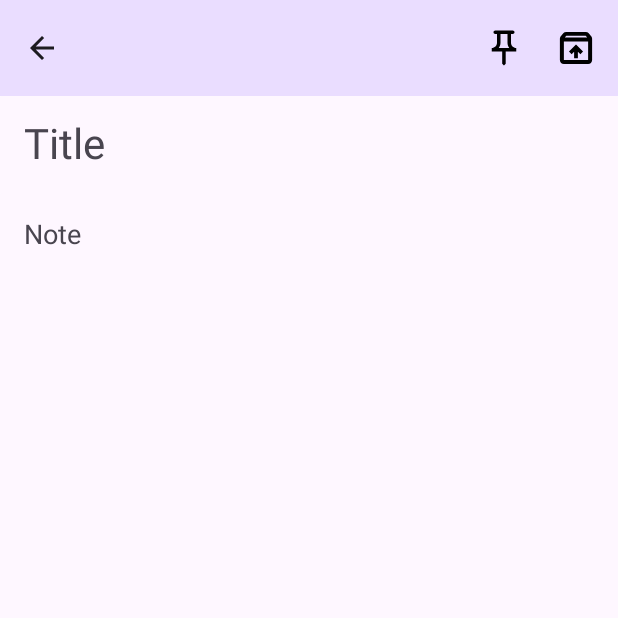
After one commit to Mushfiq1060/VoiceNote, an Android app built with Jetpack Compose: the composable NoteEdit shown on its own in the app's theme, on a phone screen of 412 x 824 dp, the top half of it. The commit adds this screen. Run offline under Robolectric (Android 15) with nearby library versions, the light colour scheme and no system bars; our stand-ins replace Dagger/Hilt's generated code.

Commit message:
design note edit screen

```diff
--- a/app/src/main/AndroidManifest.xml
+++ b/app/src/main/AndroidManifest.xml
@@ -20,6 +20,7 @@
             android:name=".MainActivity"
             android:exported="true"
             android:label="@string/app_name"
+            android:windowSoftInputMode="adjustResize"
             android:theme="@style/Theme.VoiceNote">
             <intent-filter>
                 <action android:name="android.intent.action.MAIN" />
--- a/app/src/main/java/com/openai/voicenote/ui/navigation/AppNavHost.kt
+++ b/app/src/main/java/com/openai/voicenote/ui/navigation/AppNavHost.kt
@@ -5,6 +5,7 @@ import androidx.navigation.NavHostController
 import androidx.navigation.compose.NavHost
 import androidx.navigation.compose.composable
 import com.openai.voicenote.ui.screens.homeScreen.Home
+import com.openai.voicenote.ui.screens.noteEditScreen.NoteEdit
 import com.openai.voicenote.ui.screens.voiceRecordScreen.VoiceRecord
 
 @Composable
@@ -22,5 +23,8 @@ fun AppNavHost(
         composable(NavigationItem.VoiceRecord.route) {
             VoiceRecord(navHostController = navHostController)
         }
+        composable(NavigationItem.NoteEdit.route) {
+            NoteEdit(navHostController = navHostController)
+        }
     }
 }
--- a/app/src/main/java/com/openai/voicenote/ui/navigation/AppNavigation.kt
+++ b/app/src/main/java/com/openai/voicenote/ui/navigation/AppNavigation.kt
@@ -2,13 +2,16 @@ package com.openai.voicenote.ui.navigation
 
 enum class Screen {
     HOME,
-    VOICE_RECORD
+    VOICE_RECORD,
+    NOTE_EDIT
 }
 
 sealed class NavigationItem(val route: String) {
 
     object Home : NavigationItem(Screen.HOME.name)
 
-    object VoiceRecord: NavigationItem(Screen.VOICE_RECORD.name)
+    object VoiceRecord : NavigationItem(Screen.VOICE_RECORD.name)
+
+    object NoteEdit : NavigationItem(Screen.NOTE_EDIT.name)
 
 }
--- /dev/null
+++ b/app/src/main/java/com/openai/voicenote/ui/screens/noteEditScreen/NoteEdit.kt
@@ -0,0 +1,155 @@
+package com.openai.voicenote.ui.screens.noteEditScreen
+
+import androidx.compose.foundation.Image
+import androidx.compose.foundation.gestures.Orientation
+import androidx.compose.foundation.gestures.scrollable
+import androidx.compose.foundation.layout.Column
+import androidx.compose.foundation.layout.fillMaxSize
+import androidx.compose.foundation.layout.fillMaxWidth
+import androidx.compose.foundation.layout.padding
+import androidx.compose.foundation.layout.size
+import androidx.compose.foundation.rememberScrollState
+import androidx.compose.material.icons.Icons
+import androidx.compose.material.icons.filled.ArrowBack
+import androidx.compose.material3.ExperimentalMaterial3Api
+import androidx.compose.material3.Icon
+import androidx.compose.material3.IconButton
+import androidx.compose.material3.MaterialTheme
+import androidx.compose.material3.Scaffold
+import androidx.compose.material3.Text
+import androidx.compose.material3.TextField
+import androidx.compose.material3.TextFieldDefaults
+import androidx.compose.material3.TopAppBar
+import androidx.compose.material3.TopAppBarDefaults
+import androidx.compose.runtime.Composable
+import androidx.compose.runtime.collectAsState
+import androidx.compose.runtime.getValue
+import androidx.compose.ui.Modifier
+import androidx.compose.ui.graphics.Color
+import androidx.compose.ui.res.painterResource
+import androidx.compose.ui.unit.dp
+import androidx.hilt.navigation.compose.hiltViewModel
+import androidx.navigation.NavHostController
+import com.openai.voicenote.R
+import com.openai.voicenote.ui.navigation.NavigationItem
+import com.openai.voicenote.ui.navigation.Screen
+
+@OptIn(ExperimentalMaterial3Api::class)
+@Composable
+fun NoteEdit(
+    navHostController: NavHostController,
+    noteEditViewModel: NoteEditViewModel = hiltViewModel()
+) {
+
+    val noteEditUiState by noteEditViewModel.uiState.collectAsState()
+
+    Scaffold(
+        topBar = {
+            TopAppBar(
+                colors = TopAppBarDefaults.mediumTopAppBarColors(
+                    containerColor = MaterialTheme.colorScheme.primaryContainer,
+                ),
+                title = {
+
+                },
+                navigationIcon = {
+                    IconButton(
+                        onClick = {
+                            navHostController.navigate(NavigationItem.Home.route) {
+                                popUpTo(Screen.HOME.name) {
+                                    inclusive = true
+                                }
+                            }
+                        }
+                    ) {
+                        Icon(
+                            imageVector = Icons.Default.ArrowBack,
+                            contentDescription = "back button"
+                        )
+                    }
+                },
+                actions = {
+                    IconButton(
+                        onClick = {
+                            //Pin note
+                        }
+                    ) {
+                        Image(
+                            painter = painterResource(
+                                id = R.drawable.outline_push_pin_24
+                            ),
+                            contentDescription = "pin note",
+                            modifier = Modifier.size(28.dp)
+                        )
+                    }
+                    IconButton(
+                        onClick = {
+                            //Archive note
+                        }
+                    ) {
+                        Image(
+                            painter = painterResource(
+                                id = R.drawable.outline_unarchive_24
+                            ),
+                            contentDescription = "pin note",
+                            modifier = Modifier.size(28.dp)
+                        )
+                    }
+                }
+            )
+        }
+    ) { paddingValues ->
+        Column(
+            modifier = Modifier
+                .padding(paddingValues)
+                .scrollable(
+                    orientation = Orientation.Vertical,
+                    state = rememberScrollState()
+                )
+                .fillMaxSize()
+        ) {
+            TextField(
+                value = noteEditViewModel.titleText,
+                placeholder = {
+                    Text(
+                        text = "Title",
+                        style = MaterialTheme.typography.titleLarge
+                    )
+                },
+                onValueChange = { titleText ->
+                    noteEditViewModel.updateTitleText(titleText)
+                },
+                textStyle = MaterialTheme.typography.titleLarge,
+                modifier = Modifier.fillMaxWidth(),
+                colors = TextFieldDefaults.colors(
+                    focusedContainerColor = MaterialTheme.colorScheme.background,
+                    unfocusedContainerColor = MaterialTheme.colorScheme.background,
+                    focusedIndicatorColor = Color.Transparent,
+                    unfocusedIndicatorColor = Color.Transparent
+                ),
+                singleLine = true
+            )
+            TextField(
+                value = noteEditViewModel.noteText,
+                placeholder = {
+                    Text(
+                       text = "Note",
+                       style = MaterialTheme.typography.titleMedium
+                    )
+                },
+                onValueChange = { noteText ->
+                    noteEditViewModel.updateNoteText(noteText)
+                },
+                textStyle = MaterialTheme.typography.titleMedium,
+                modifier = Modifier.fillMaxWidth(),
+                colors = TextFieldDefaults.colors(
+                    focusedContainerColor = MaterialTheme.colorScheme.background,
+                    unfocusedContainerColor = MaterialTheme.colorScheme.background,
+                    focusedIndicatorColor = Color.Transparent,
+                    unfocusedIndicatorColor = Color.Transparent
+                ),
+                maxLines = Int.MAX_VALUE
+            )
+        }
+    }
+}
--- /dev/null
+++ b/app/src/main/java/com/openai/voicenote/ui/screens/noteEditScreen/NoteEditUiState.kt
@@ -0,0 +1,6 @@
+package com.openai.voicenote.ui.screens.noteEditScreen
+
+data class NoteEditUiState(
+    val titleText : String = "",
+    val noteText : String = ""
+)
--- /dev/null
+++ b/app/src/main/java/com/openai/voicenote/ui/screens/noteEditScreen/NoteEditViewModel.kt
@@ -0,0 +1,33 @@
+package com.openai.voicenote.ui.screens.noteEditScreen
+
+import androidx.compose.runtime.getValue
+import androidx.compose.runtime.mutableStateOf
+import androidx.compose.runtime.setValue
+import androidx.lifecycle.ViewModel
+import dagger.hilt.android.lifecycle.HiltViewModel
+import kotlinx.coroutines.flow.MutableStateFlow
+import kotlinx.coroutines.flow.StateFlow
+import kotlinx.coroutines.flow.asStateFlow
+import javax.inject.Inject
+
+@HiltViewModel
+class NoteEditViewModel @Inject constructor() : ViewModel() {
+
+    private val _uiState = MutableStateFlow(NoteEditUiState())
+    val uiState : StateFlow<NoteEditUiState> = _uiState.asStateFlow()
+
+    var titleText by mutableStateOf("")
+        private set
+
+    var noteText by mutableStateOf("")
+        private set
+
+    fun updateTitleText(title : String) {
+        this.titleText = title
+    }
+
+    fun updateNoteText(note : String) {
+        this.noteText = note
+    }
+
+}
--- a/app/src/main/java/com/openai/voicenote/ui/screens/voiceRecordScreen/VoiceRecord.kt
+++ b/app/src/main/java/com/openai/voicenote/ui/screens/voiceRecordScreen/VoiceRecord.kt
@@ -38,6 +38,7 @@ import com.airbnb.lottie.compose.LottieConstants
 import com.airbnb.lottie.compose.animateLottieCompositionAsState
 import com.airbnb.lottie.compose.rememberLottieComposition
 import com.openai.voicenote.R
+import com.openai.voicenote.ui.navigation.NavigationItem
 
 @OptIn(ExperimentalMaterial3Api::class)
 @Composable
@@ -122,7 +123,15 @@ fun VoiceRecord(
                             id = R.drawable.speech_to_text
                         ),
                         contentDescription = "speech to text",
-                        modifier = Modifier.size(48.dp)
+                        modifier = Modifier
+                            .size(48.dp)
+                            .clickable(
+                                interactionSource = MutableInteractionSource(),
+                                indication = null,
+                                onClick = {
+                                    navHostController.navigate(NavigationItem.NoteEdit.route)
+                                }
+                            )
                     )
                 }
             }
--- /dev/null
+++ b/app/src/main/res/drawable/outline_archive_24.xml
@@ -0,0 +1,10 @@
+<vector xmlns:android="http://schemas.android.com/apk/res/android"
+    android:width="24dp"
+    android:height="24dp"
+    android:viewportWidth="24"
+    android:viewportHeight="24"
+    android:tint="?attr/colorControlNormal">
+  <path
+      android:fillColor="@android:color/black"
+      android:pathData="M20.54,5.23l-1.39,-1.68C18.88,3.21 18.47,3 18,3L6,3c-0.47,0 -0.88,0.21 -1.16,0.55L3.46,5.23C3.17,5.57 3,6.02 3,6.5L3,19c0,1.1 0.9,2 2,2h14c1.1,0 2,-0.9 2,-2L21,6.5c0,-0.48 -0.17,-0.93 -0.46,-1.27zM6.24,5h11.52l0.81,0.97L5.44,5.97l0.8,-0.97zM5,19L5,8h14v11L5,19zM13.45,10h-2.9v3L8,13l4,4 4,-4h-2.55z"/>
+</vector>
--- /dev/null
+++ b/app/src/main/res/drawable/outline_push_pin_24.xml
@@ -0,0 +1,10 @@
+<vector xmlns:android="http://schemas.android.com/apk/res/android"
+    android:width="24dp"
+    android:height="24dp"
+    android:viewportWidth="24"
+    android:viewportHeight="24"
+    android:tint="?attr/colorControlNormal">
+  <path
+      android:fillColor="@android:color/black"
+      android:pathData="M14,4v5c0,1.12 0.37,2.16 1,3H9c0.65,-0.86 1,-1.9 1,-3V4H14M17,2H7C6.45,2 6,2.45 6,3c0,0.55 0.45,1 1,1c0,0 0,0 0,0l1,0v5c0,1.66 -1.34,3 -3,3v2h5.97v7l1,1l1,-1v-7H19v-2c0,0 0,0 0,0c-1.66,0 -3,-1.34 -3,-3V4l1,0c0,0 0,0 0,0c0.55,0 1,-0.45 1,-1C18,2.45 17.55,2 17,2L17,2z"/>
+</vector>
--- /dev/null
+++ b/app/src/main/res/drawable/outline_unarchive_24.xml
@@ -0,0 +1,10 @@
+<vector xmlns:android="http://schemas.android.com/apk/res/android"
+    android:width="24dp"
+    android:height="24dp"
+    android:viewportWidth="960"
+    android:viewportHeight="960"
+    android:tint="?attr/colorControlNormal">
+  <path
+      android:fillColor="@android:color/black"
+      android:pathData="M480,401.67L319.52,561.91L379.59,622.46L436.89,565.39L436.89,717.13L523.11,717.13L523.11,565.39L580.41,622.7L640.48,562.15L480,401.67ZM202.87,331.24L202.87,757.13Q202.87,757.13 202.87,757.13Q202.87,757.13 202.87,757.13L757.13,757.13Q757.13,757.13 757.13,757.13Q757.13,757.13 757.13,757.13L757.13,331.24L202.87,331.24ZM202.87,848.13Q165.09,848.13 138.48,821.52Q111.87,794.91 111.87,757.13L111.87,269.61Q111.87,253.46 117.21,238.66Q122.54,223.87 132.74,211.43L189.67,143.5Q202.11,128.07 220.23,119.97Q238.36,111.87 258.13,111.87L701.87,111.87Q721.64,111.87 739.77,119.97Q757.89,128.07 770.33,143.5L827.26,211.43Q837.46,223.87 842.79,238.66Q848.13,253.46 848.13,269.61L848.13,757.13Q848.13,794.91 821.52,821.52Q794.91,848.13 757.13,848.13L202.87,848.13ZM224.37,242.63L735.63,242.63L701.63,202.63Q701.63,202.63 701.63,202.63Q701.63,202.63 701.63,202.63L258.37,202.63Q258.37,202.63 258.37,202.63Q258.37,202.63 258.37,202.63L224.37,242.63ZM480,544.07L480,544.07L480,544.07Q480,544.07 480,544.07Q480,544.07 480,544.07L480,544.07Q480,544.07 480,544.07Q480,544.07 480,544.07L480,544.07Z"/>
+</vector>
```
Also changed, not shown: app/src/main/java/com/openai/voicenote/ui/screens/homeScreen/Home.kt (+0 -16 lines).
